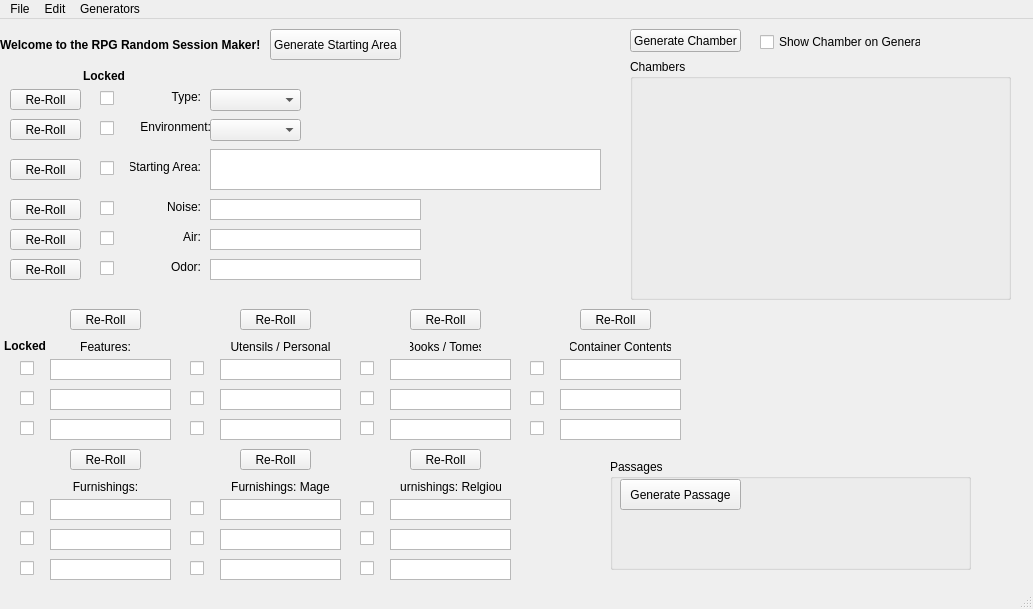
Above: RSMaker/QTemplates/RSM_Main.ui from Tellusionist/RPGRandomSessionMaker before the change. Below: the same form after it.
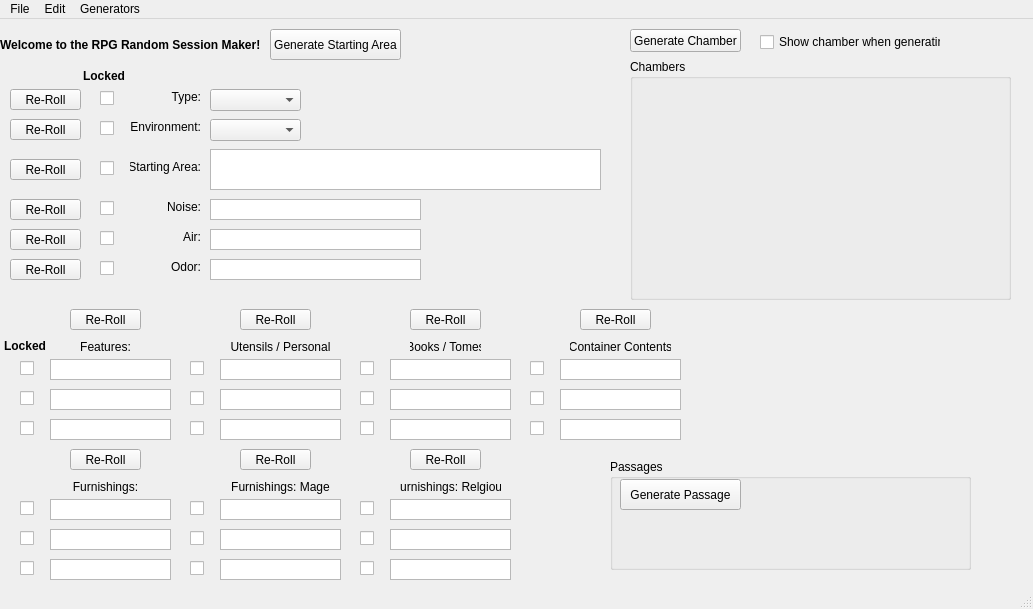
That is the form after the change. Icons and pictures are not drawn.

Commit message: generalized all buttons to streamline actions and ignore unique buttons

What changed in the file:
```diff
--- a/RSMaker/QTemplates/RSM_Main.ui
+++ b/RSMaker/QTemplates/RSM_Main.ui
@@ -114,7 +114,7 @@
    <widget class="QLabel" name="lbl_Environment">
     <property name="geometry">
      <rect>
-      <x>140</x>
+      <x>130</x>
       <y>100</y>
       <width>71</width>
       <height>16</height>
@@ -1443,12 +1443,12 @@
      <rect>
       <x>760</x>
       <y>14</y>
-      <width>161</width>
+      <width>181</width>
       <height>18</height>
      </rect>
     </property>
     <property name="text">
-     <string>Show Chamber on Generate</string>
+     <string>Show chamber when generating</string>
     </property>
    </widget>
   </widget>
```
Left out of the diff: 76 changed lines with no effect on the pictures. The commit also changes 5 other files.
